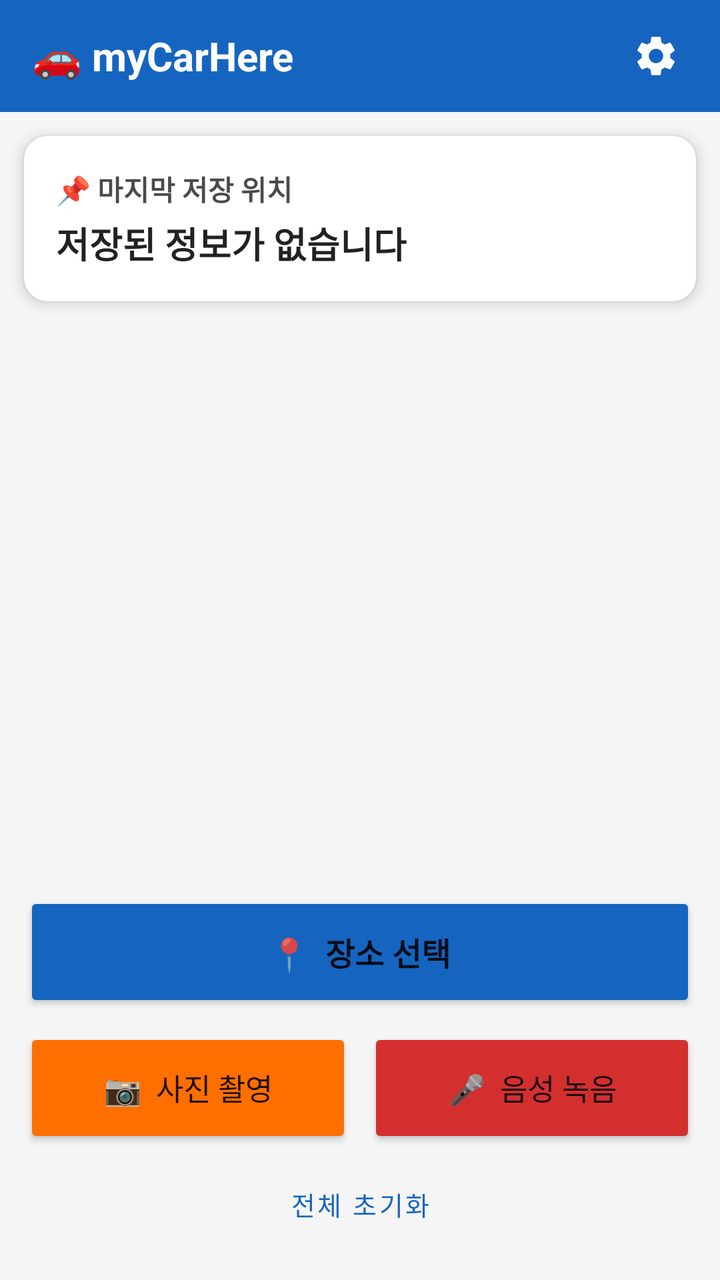
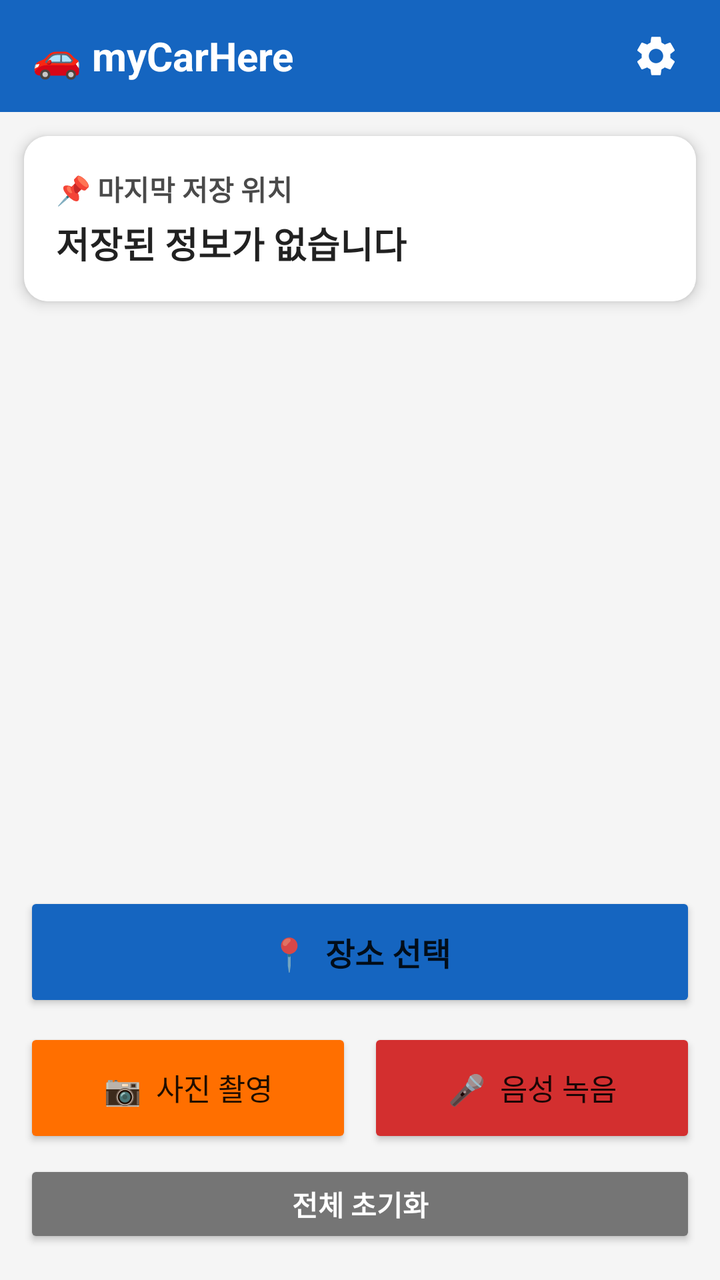

Two renders of the same Android screen: before a commit and after it. Below are the layout's source before the change and the commit's diff.
<!-- AndroidManifest.xml: application theme Theme.MyCarHere -->
<!-- res/layout/activity_main.xml -->
<?xml version="1.0" encoding="utf-8"?>
<androidx.constraintlayout.widget.ConstraintLayout
    xmlns:android="http://schemas.android.com/apk/res/android"
    xmlns:app="http://schemas.android.com/apk/res-auto"
    android:layout_width="match_parent"
    android:layout_height="match_parent"
    android:background="@color/background">

    
    <LinearLayout
        android:id="@+id/topBar"
        android:layout_width="match_parent"
        android:layout_height="56dp"
        android:background="@color/primary"
        android:orientation="horizontal"
        android:gravity="center_vertical"
        android:paddingStart="16dp"
        android:paddingEnd="8dp"
        app:layout_constraintTop_toTopOf="parent"
        app:layout_constraintStart_toStartOf="parent">

        <TextView
            android:layout_width="0dp"
            android:layout_height="wrap_content"
            android:layout_weight="1"
            android:text="🚗 myCarHere"
            android:textColor="@color/white"
            android:textSize="20sp"
            android:textStyle="bold"/>

        <ImageButton
            android:id="@+id/btnSettings"
            android:layout_width="48dp"
            android:layout_height="48dp"
            android:background="?attr/selectableItemBackgroundBorderless"
            android:src="@drawable/ic_settings"
            android:contentDescription="설정"
            android:tint="@color/white"/>
    </LinearLayout>

    
    <androidx.cardview.widget.CardView
        android:id="@+id/cardStatus"
        android:layout_width="0dp"
        android:layout_height="wrap_content"
        android:layout_margin="12dp"
        app:cardCornerRadius="12dp"
        app:cardElevation="4dp"
        app:layout_constraintTop_toBottomOf="@id/topBar"
        app:layout_constraintStart_toStartOf="parent"
        app:layout_constraintEnd_toEndOf="parent">

        <LinearLayout
            android:layout_width="match_parent"
            android:layout_height="wrap_content"
            android:orientation="vertical"
            android:padding="16dp"
            android:background="@color/card_background">

            <TextView
                android:id="@+id/tvLastSavedLabel"
                android:layout_width="wrap_content"
                android:layout_height="wrap_content"
                android:text="📌 마지막 저장 위치"
                android:textColor="@color/text_secondary"
                android:textSize="14sp"
                android:textStyle="bold"/>

            <TextView
                android:id="@+id/tvLastLocation"
                android:layout_width="wrap_content"
                android:layout_height="wrap_content"
                android:text="저장된 정보가 없습니다"
                android:textColor="@color/text_primary"
                android:textSize="18sp"
                android:textStyle="bold"
                android:layout_marginTop="4dp"/>

            
            <LinearLayout
                android:id="@+id/layoutStatusIcons"
                android:layout_width="match_parent"
                android:layout_height="wrap_content"
                android:orientation="horizontal"
                android:layout_marginTop="8dp"
                android:visibility="gone">

                <TextView
                    android:id="@+id/tvHasPhoto"
                    android:layout_width="wrap_content"
                    android:layout_height="wrap_content"
                    android:text="📷 사진 있음"
                    android:textSize="13sp"
                    android:textStyle="bold"
                    android:textColor="@color/primary"
                    android:background="@drawable/badge_bg"
                    android:paddingStart="10dp"
                    android:paddingEnd="10dp"
                    android:paddingTop="4dp"
                    android:paddingBottom="4dp"
                    android:visibility="gone"/>

                <TextView
                    android:id="@+id/tvHasVoice"
                    android:layout_width="wrap_content"
                    android:layout_height="wrap_content"
                    android:text="🎤 음성 있음"
                    android:textSize="13sp"
                    android:textStyle="bold"
                    android:textColor="@color/green"
                    android:background="@drawable/badge_bg_green"
                    android:paddingStart="10dp"
                    android:paddingEnd="10dp"
                    android:paddingTop="4dp"
                    android:paddingBottom="4dp"
                    android:layout_marginStart="8dp"
                    android:visibility="gone"/>
            </LinearLayout>

            
            <HorizontalScrollView
                android:id="@+id/scrollPhotos"
                android:layout_width="match_parent"
                android:layout_height="160dp"
                android:layout_marginTop="10dp"
                android:visibility="gone"
                android:scrollbars="none">

                <LinearLayout
                    android:id="@+id/layoutPhotos"
                    android:layout_width="wrap_content"
                    android:layout_height="match_parent"
                    android:orientation="horizontal"/>
            </HorizontalScrollView>
        </LinearLayout>
    </androidx.cardview.widget.CardView>

    
    <androidx.cardview.widget.CardView
        android:id="@+id/cardRecordingStatus"
        android:layout_width="0dp"
        android:layout_height="wrap_content"
        android:layout_marginStart="12dp"
        android:layout_marginEnd="12dp"
        android:visibility="gone"
        app:cardCornerRadius="12dp"
        app:cardElevation="6dp"
        app:cardBackgroundColor="@color/recording_red"
        app:layout_constraintTop_toBottomOf="@id/cardStatus"
        app:layout_constraintStart_toStartOf="parent"
        app:layout_constraintEnd_toEndOf="parent">

        <LinearLayout
            android:layout_width="match_parent"
            android:layout_height="wrap_content"
            android:orientation="horizontal"
            android:gravity="center"
            android:padding="12dp">

            <TextView
                android:id="@+id/tvRecordingStatus"
                android:layout_width="0dp"
                android:layout_height="wrap_content"
                android:layout_weight="1"
                android:text="🎤 녹음 중... 5초"
                android:textColor="@color/white"
                android:textSize="16sp"
                android:textStyle="bold"
                android:gravity="center"/>

            <Button
                android:id="@+id/btnStopRecording"
                android:layout_width="wrap_content"
                android:layout_height="36dp"
                android:text="중지"
                android:textColor="@color/white"
                style="@style/Widget.MaterialComponents.Button.OutlinedButton"
                android:strokeColor="@color/white"
                android:padding="4dp"/>
        </LinearLayout>
    </androidx.cardview.widget.CardView>

    
    <Button
        android:id="@+id/btnPlayVoice"
        android:layout_width="0dp"
        android:layout_height="52dp"
        android:layout_marginStart="12dp"
        android:layout_marginEnd="12dp"
        android:layout_marginTop="6dp"
        android:text="▶  음성 재생"
        android:textSize="15sp"
        android:visibility="gone"
        android:backgroundTint="@color/green"
        app:layout_constraintTop_toBottomOf="@id/cardRecordingStatus"
        app:layout_constraintStart_toStartOf="parent"
        app:layout_constraintEnd_toEndOf="parent"/>

    
    <LinearLayout
        android:id="@+id/layoutActions"
        android:layout_width="match_parent"
        android:layout_height="wrap_content"
        android:orientation="vertical"
        android:layout_marginStart="12dp"
        android:layout_marginEnd="12dp"
        android:layout_marginBottom="16dp"
        app:layout_constraintBottom_toBottomOf="parent"
        app:layout_constraintStart_toStartOf="parent"
        app:layout_constraintEnd_toEndOf="parent">

        
        <Button
            android:id="@+id/btnSelectLocation"
            android:layout_width="match_parent"
            android:layout_height="60dp"
            android:text="📍  장소 선택"
            android:textSize="16sp"
            android:textStyle="bold"
            android:backgroundTint="@color/primary"
            android:layout_marginBottom="8dp"/>

        
        <LinearLayout
            android:layout_width="match_parent"
            android:layout_height="wrap_content"
            android:orientation="horizontal">

            <Button
                android:id="@+id/btnTakePhoto"
                android:layout_width="0dp"
                android:layout_height="60dp"
                android:layout_weight="1"
                android:text="📷  사진 촬영"
                android:textSize="15sp"
                android:backgroundTint="@color/accent"
                android:layout_marginEnd="4dp"/>

            <Button
                android:id="@+id/btnRecordVoice"
                android:layout_width="0dp"
                android:layout_height="60dp"
                android:layout_weight="1"
                android:text="🎤  음성 녹음"
                android:textSize="15sp"
                android:backgroundTint="@color/recording_red"
                android:layout_marginStart="4dp"/>
        </LinearLayout>

        
        <Button
            android:id="@+id/btnClearAll"
            android:layout_width="match_parent"
            android:layout_height="44dp"
            android:text="전체 초기화"
            android:textSize="13sp"
            android:backgroundTint="@color/text_secondary"
            android:layout_marginTop="6dp"
            style="@style/Widget.MaterialComponents.Button.OutlinedButton"/>
    </LinearLayout>

</androidx.constraintlayout.widget.ConstraintLayout>
<!-- resources referenced by this layout -->
<resources>
  <color name="accent">#FF6F00</color>
  <color name="background">#F5F5F5</color>
  <color name="card_background">#FFFFFF</color>
  <color name="green">#388E3C</color>
  <color name="primary">#1565C0</color>
  <color name="recording_red">#D32F2F</color>
  <color name="text_primary">#212121</color>
  <color name="text_secondary">#4A4A4A</color>
  <color name="white">#FFFFFF</color>
  <!-- drawable badge_bg (drawable) -->
  <?xml version="1.0" encoding="utf-8"?>
  <shape xmlns:android="http://schemas.android.com/apk/res/android"
      android:shape="rectangle">
      <corners android:radius="12dp"/>
      <solid android:color="#E3F2FD"/>
      <stroke android:width="1dp" android:color="#1565C0"/>
  </shape>
  <!-- drawable badge_bg_green (drawable) -->
  <?xml version="1.0" encoding="utf-8"?>
  <shape xmlns:android="http://schemas.android.com/apk/res/android"
      android:shape="rectangle">
      <corners android:radius="12dp"/>
      <solid android:color="#E8F5E9"/>
      <stroke android:width="1dp" android:color="#388E3C"/>
  </shape>
  <!-- drawable ic_settings (drawable) -->
  <?xml version="1.0" encoding="utf-8"?>
  <vector xmlns:android="http://schemas.android.com/apk/res/android"
      android:width="24dp" android:height="24dp"
      android:viewportWidth="24" android:viewportHeight="24">
      <path android:fillColor="#000000"
          android:pathData="M19.14,12.94c0.04,-0.3 0.06,-0.61 0.06,-0.94c0,-0.32 -0.02,-0.64 -0.07,-0.94l2.03,-1.58c0.18,-0.14 0.23,-0.41 0.12,-0.61l-1.92,-3.32c-0.12,-0.22 -0.37,-0.29 -0.59,-0.22l-2.39,0.96c-0.5,-0.38 -1.03,-0.7 -1.62,-0.94L14.4,2.81c-0.04,-0.24 -0.24,-0.41 -0.48,-0.41h-3.84c-0.24,0 -0.43,0.17 -0.47,0.41L9.25,5.35C8.66,5.59 8.12,5.92 7.63,6.29L5.24,5.33c-0.22,-0.08 -0.47,0 -0.59,0.22L2.74,8.87C2.62,9.08 2.66,9.34 2.86,9.48l2.03,1.58C4.84,11.36 4.8,11.69 4.8,12s0.02,0.64 0.07,0.94l-2.03,1.58c-0.18,0.14 -0.23,0.41 -0.12,0.61l1.92,3.32c0.12,0.22 0.37,0.29 0.59,0.22l2.39,-0.96c0.5,0.38 1.03,0.7 1.62,0.94l0.36,2.54c0.05,0.24 0.24,0.41 0.48,0.41h3.84c0.24,0 0.44,-0.17 0.47,-0.41l0.36,-2.54c0.59,-0.24 1.13,-0.56 1.62,-0.94l2.39,0.96c0.22,0.08 0.47,0 0.59,-0.22l1.92,-3.32c0.12,-0.22 0.07,-0.47 -0.12,-0.61L19.14,12.94zM12,15.6c-1.98,0 -3.6,-1.62 -3.6,-3.6s1.62,-3.6 3.6,-3.6s3.6,1.62 3.6,3.6S13.98,15.6 12,15.6z"/>
  </vector>
  <style name="Theme.MyCarHere" parent="Theme.MaterialComponents.DayNight.DarkActionBar">
          <item name="colorPrimary">@color/primary</item>
          <item name="colorPrimaryVariant">@color/primary_dark</item>
          <item name="colorOnPrimary">@color/white</item>
          <item name="colorSecondary">@color/accent</item>
          <item name="colorSecondaryVariant">@color/accent</item>
          <item name="colorOnSecondary">@color/white</item>
          <item name="android:statusBarColor">@color/primary_dark</item>
          <item name="android:colorBackground">@color/background</item>
      </style>
  <color name="primary_dark">#0D47A1</color>
</resources>

<!-- the commit's change to res/layout/activity_main.xml (unified diff, before → after) -->
@@ -46,6 +46,7 @@
         android:layout_margin="12dp"
         app:cardCornerRadius="12dp"
         app:cardElevation="4dp"
+        app:cardBackgroundColor="#FFFFFF"
         app:layout_constraintTop_toBottomOf="@id/topBar"
         app:layout_constraintStart_toStartOf="parent"
         app:layout_constraintEnd_toEndOf="parent">
@@ -55,7 +56,7 @@
             android:layout_height="wrap_content"
             android:orientation="vertical"
             android:padding="16dp"
-            android:background="@color/card_background">
+            android:background="#FFFFFF">
 
             <TextView
                 android:id="@+id/tvLastSavedLabel"
@@ -253,10 +254,11 @@
             android:layout_width="match_parent"
             android:layout_height="44dp"
             android:text="전체 초기화"
-            android:textSize="13sp"
-            android:backgroundTint="@color/text_secondary"
-            android:layout_marginTop="6dp"
-            style="@style/Widget.MaterialComponents.Button.OutlinedButton"/>
+            android:textSize="14sp"
+            android:textStyle="bold"
+            android:textColor="#FFFFFF"
+            android:backgroundTint="#757575"
+            android:layout_marginTop="6dp"/>
     </LinearLayout>
 
 </androidx.constraintlayout.widget.ConstraintLayout>
<!-- resource entries referenced after the edit -->
@@ -2,7 +2,6 @@
 <resources>
   <color name="accent">#FF6F00</color>
   <color name="background">#F5F5F5</color>
-  <color name="card_background">#FFFFFF</color>
   <color name="green">#388E3C</color>
   <color name="primary">#1565C0</color>
   <color name="recording_red">#D32F2F</color>
@@ -33,7 +32,7 @@
       <path android:fillColor="#000000"
           android:pathData="M19.14,12.94c0.04,-0.3 0.06,-0.61 0.06,-0.94c0,-0.32 -0.02,-0.64 -0.07,-0.94l2.03,-1.58c0.18,-0.14 0.23,-0.41 0.12,-0.61l-1.92,-3.32c-0.12,-0.22 -0.37,-0.29 -0.59,-0.22l-2.39,0.96c-0.5,-0.38 -1.03,-0.7 -1.62,-0.94L14.4,2.81c-0.04,-0.24 -0.24,-0.41 -0.48,-0.41h-3.84c-0.24,0 -0.43,0.17 -0.47,0.41L9.25,5.35C8.66,5.59 8.12,5.92 7.63,6.29L5.24,5.33c-0.22,-0.08 -0.47,0 -0.59,0.22L2.74,8.87C2.62,9.08 2.66,9.34 2.86,9.48l2.03,1.58C4.84,11.36 4.8,11.69 4.8,12s0.02,0.64 0.07,0.94l-2.03,1.58c-0.18,0.14 -0.23,0.41 -0.12,0.61l1.92,3.32c0.12,0.22 0.37,0.29 0.59,0.22l2.39,-0.96c0.5,0.38 1.03,0.7 1.62,0.94l0.36,2.54c0.05,0.24 0.24,0.41 0.48,0.41h3.84c0.24,0 0.44,-0.17 0.47,-0.41l0.36,-2.54c0.59,-0.24 1.13,-0.56 1.62,-0.94l2.39,0.96c0.22,0.08 0.47,0 0.59,-0.22l1.92,-3.32c0.12,-0.22 0.07,-0.47 -0.12,-0.61L19.14,12.94zM12,15.6c-1.98,0 -3.6,-1.62 -3.6,-3.6s1.62,-3.6 3.6,-3.6s3.6,1.62 3.6,3.6S13.98,15.6 12,15.6z"/>
   </vector>
-  <style name="Theme.MyCarHere" parent="Theme.MaterialComponents.DayNight.DarkActionBar">
+  <style name="Theme.MyCarHere" parent="Theme.MaterialComponents.Light.DarkActionBar">
           <item name="colorPrimary">@color/primary</item>
           <item name="colorPrimaryVariant">@color/primary_dark</item>
           <item name="colorOnPrimary">@color/white</item>
